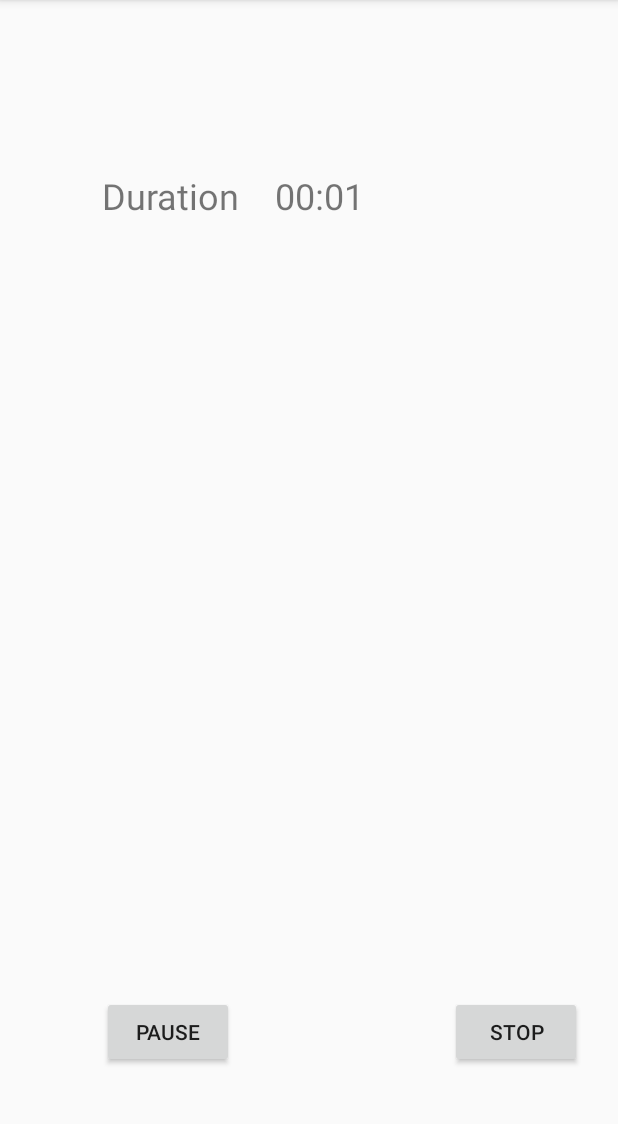
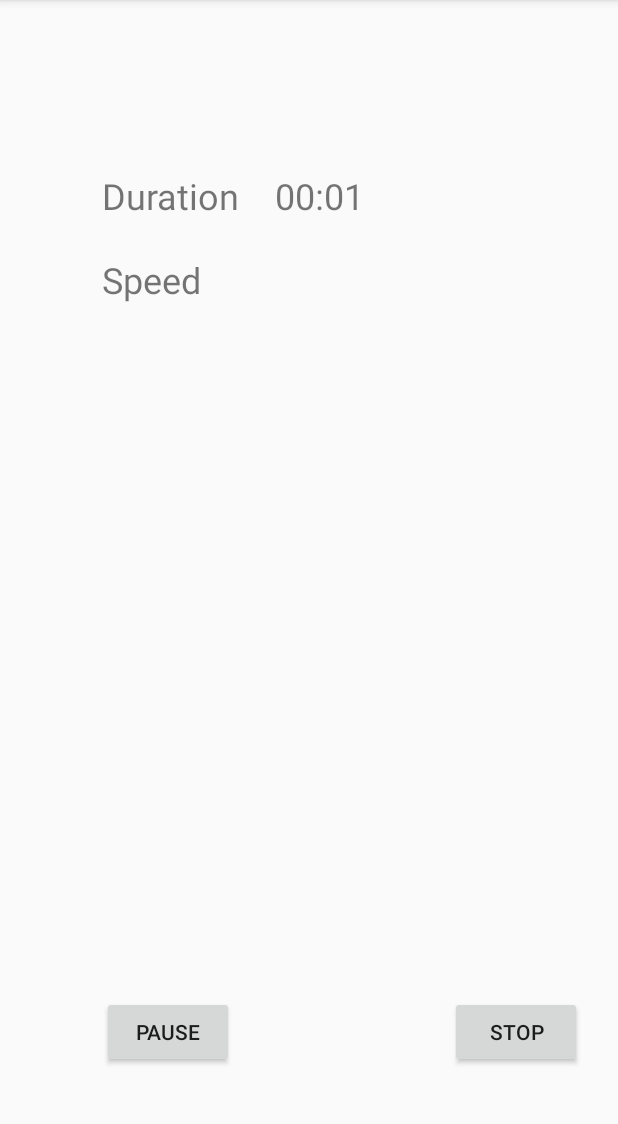
Before and after one commit to Matthieu42/OpenTrack, an Android app: the screen it shows after launch (MainActivity), after a tap on "START", on a phone screen of 412 x 824 dp, the part 84-1208 px from its top. Run offline under Robolectric (Android 15) with nearby library versions, the phone set to English and light mode, and no system bars.

Commit message:
Edit main view

```diff
--- a/app/src/main/res/layout/activity_main.xml
+++ b/app/src/main/res/layout/activity_main.xml
@@ -10,12 +10,12 @@
     <TextView
             android:layout_width="97dp"
             android:layout_height="32dp"
-            android:id="@+id/textView3" android:text="Duration"
+            android:id="@+id/textView3" android:text="@string/duration"
             android:textSize="24sp"
             app:layout_constraintTop_toTopOf="parent" app:layout_constraintStart_toStartOf="parent"
             android:layout_marginTop="114dp" android:layout_marginStart="68dp"/>
     <Button
-            android:text="Start"
+            android:text="@string/start"
             android:layout_width="wrap_content"
             android:layout_height="wrap_content"
             android:id="@+id/startButton"
@@ -24,7 +24,7 @@
             app:layout_constraintBottom_toBottomOf="@+id/pauseButton" android:layout_marginEnd="24dp"
             app:layout_constraintEnd_toEndOf="parent"/>
     <Button
-            android:text="Pause"
+            android:text="@string/pause"
             android:layout_width="wrap_content"
             android:layout_height="wrap_content"
             android:id="@+id/pauseButton"
@@ -38,4 +38,11 @@
             android:textSize="24sp"
             app:layout_constraintBaseline_toBaselineOf="@+id/textView3" android:layout_marginStart="18dp"
             app:layout_constraintStart_toEndOf="@+id/textView3"/>
+    <TextView
+            android:text="@string/speed"
+            android:layout_width="70dp"
+            android:layout_height="35dp"
+            android:id="@+id/textView"
+            app:layout_constraintStart_toStartOf="@+id/textView3" android:layout_marginTop="24dp"
+            app:layout_constraintTop_toBottomOf="@+id/textView3" android:textSize="24sp"/>
 </android.support.constraint.ConstraintLayout>
--- a/app/src/main/res/values/strings.xml
+++ b/app/src/main/res/values/strings.xml
@@ -1,3 +1,7 @@
 <resources>
     <string name="app_name">Open Track</string>
+    <string name="duration">Duration</string>
+    <string name="start">Start</string>
+    <string name="pause">Pause</string>
+    <string name="speed">Speed</string>
 </resources>
```
